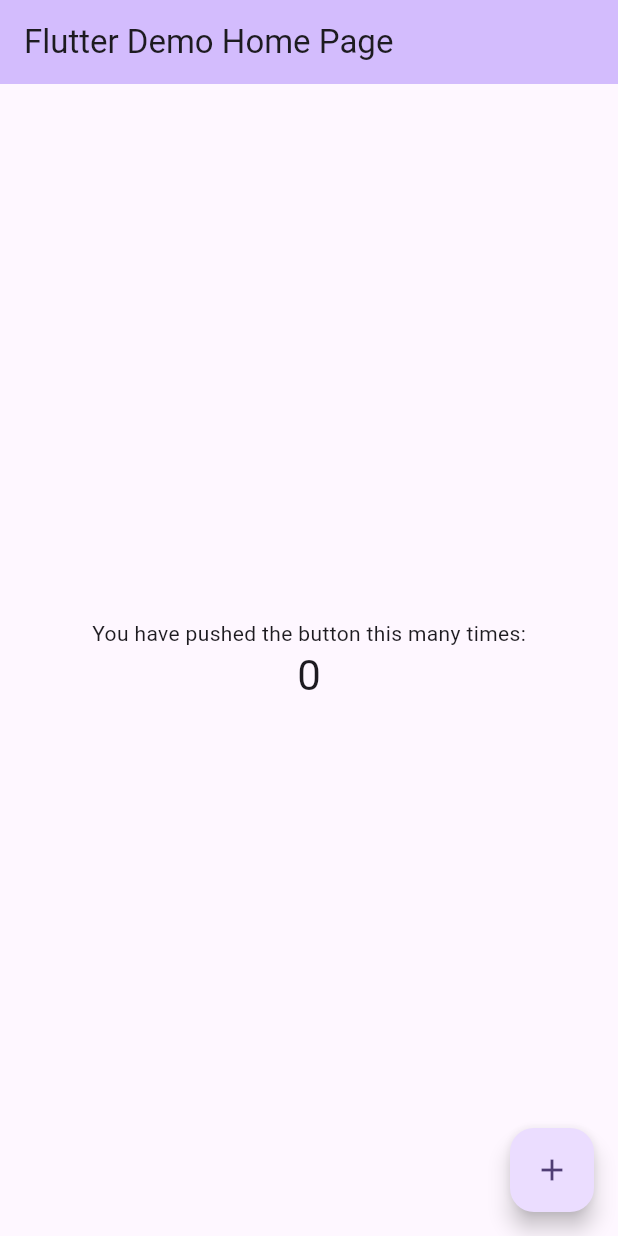
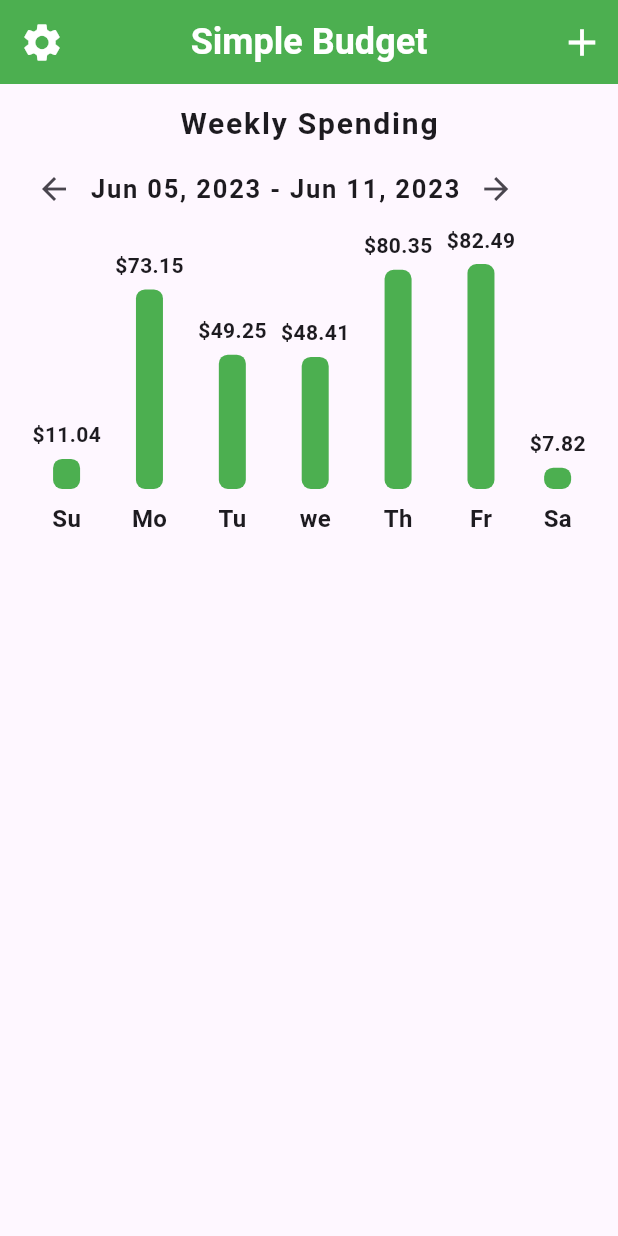
Before and after one commit to lamva112/simple_budget, a Flutter app: the screen it shows after launch, on a phone screen of 412 x 824 dp. Run offline on Flutter 3.47's test engine with Material 2 defaults, Android fonts, the phone set to English and light mode, and no system bars.

Commit message:
[add] - homescreen project

```diff
--- a/lib/main.dart
+++ b/lib/main.dart
@@ -1,4 +1,7 @@
 import 'package:flutter/material.dart';
+import 'package:simple_budget/screens/home_screen.dart';
+
+import 'data/data.dart';
 
 void main() {
   runApp(const MyApp());
@@ -7,119 +10,15 @@ void main() {
 class MyApp extends StatelessWidget {
   const MyApp({super.key});
 
-  // This widget is the root of your application.
   @override
   Widget build(BuildContext context) {
     return MaterialApp(
       title: 'Flutter Demo',
       theme: ThemeData(
-        // This is the theme of your application.
-        //
-        // TRY THIS: Try running your application with "flutter run". You'll see
-        // the application has a blue toolbar. Then, without quitting the app,
-        // try changing the seedColor in the colorScheme below to Colors.green
-        // and then invoke "hot reload" (save your changes or press the "hot
-        // reload" button in a Flutter-supported IDE, or press "r" if you used
-        // the command line to start the app).
-        //
-        // Notice that the counter didn't reset back to zero; the application
-        // state is not lost during the reload. To reset the state, use hot
-        // restart instead.
-        //
-        // This works for code too, not just values: Most code changes can be
-        // tested with just a hot reload.
         colorScheme: ColorScheme.fromSeed(seedColor: Colors.deepPurple),
         useMaterial3: true,
       ),
-      home: const MyHomePage(title: 'Flutter Demo Home Page'),
+      home:  HomeScreen(expense: weeklySpending,),
     );
   }
 }
-
-class MyHomePage extends StatefulWidget {
-  const MyHomePage({super.key, required this.title});
-
-  // This widget is the home page of your application. It is stateful, meaning
-  // that it has a State object (defined below) that contains fields that affect
-  // how it looks.
-
-  // This class is the configuration for the state. It holds the values (in this
-  // case the title) provided by the parent (in this case the App widget) and
-  // used by the build method of the State. Fields in a Widget subclass are
-  // always marked "final".
-
-  final String title;
-
-  @override
-  State<MyHomePage> createState() => _MyHomePageState();
-}
-
-class _MyHomePageState extends State<MyHomePage> {
-  int _counter = 0;
-
-  void _incrementCounter() {
-    setState(() {
-      // This call to setState tells the Flutter framework that something has
-      // changed in this State, which causes it to rerun the build method below
-      // so that the display can reflect the updated values. If we changed
-      // _counter without calling setState(), then the build method would not be
-      // called again, and so nothing would appear to happen.
-      _counter++;
-    });
-  }
-
-  @override
-  Widget build(BuildContext context) {
-    // This method is rerun every time setState is called, for instance as done
-    // by the _incrementCounter method above.
-    //
-    // The Flutter framework has been optimized to make rerunning build methods
-    // fast, so that you can just rebuild anything that needs updating rather
-    // than having to individually change instances of widgets.
-    return Scaffold(
-      appBar: AppBar(
-        // TRY THIS: Try changing the color here to a specific color (to
-        // Colors.amber, perhaps?) and trigger a hot reload to see the AppBar
-        // change color while the other colors stay the same.
-        backgroundColor: Theme.of(context).colorScheme.inversePrimary,
-        // Here we take the value from the MyHomePage object that was created by
-        // the App.build method, and use it to set our appbar title.
-        title: Text(widget.title),
-      ),
-      body: Center(
-        // Center is a layout widget. It takes a single child and positions it
-        // in the middle of the parent.
-        child: Column(
-          // Column is also a layout widget. It takes a list of children and
-          // arranges them vertically. By default, it sizes itself to fit its
-          // children horizontally, and tries to be as tall as its parent.
-          //
-          // Column has various properties to control how it sizes itself and
-          // how it positions its children. Here we use mainAxisAlignment to
-          // center the children vertically; the main axis here is the vertical
-          // axis because Columns are vertical (the cross axis would be
-          // horizontal).
-          //
-          // TRY THIS: Invoke "debug painting" (choose the "Toggle Debug Paint"
-          // action in the IDE, or press "p" in the console), to see the
-          // wireframe for each widget.
-          mainAxisAlignment: MainAxisAlignment.center,
-          children: <Widget>[
-            const Text(
-              'You have pushed the button this many times:',
-            ),
-            Text(
-              '$_counter',
-              style: Theme.of(context).textTheme.headlineMedium,
-            ),
-          ],
-        ),
-      ),
-      floatingActionButton: FloatingActionButton(
-        onPressed: _incrementCounter,
-        tooltip: 'Increment',
-        child: const Icon(Icons.add),
-      ), // This trailing comma makes auto-formatting nicer for build methods.
-    );
-  }
-}
--- /dev/null
+++ b/lib/screens/home_screen.dart
@@ -0,0 +1,148 @@
+import 'package:collection/collection.dart';
+import 'package:flutter/material.dart';
+
+class HomeScreen extends StatelessWidget {
+  final List<double> expense;
+  final List<String> weekLabels = const [
+    'Su',
+    'Mo',
+    'Tu',
+    'we',
+    'Th',
+    'Fr',
+    'Sa',
+  ];
+
+  const HomeScreen({Key? key, required this.expense}) : super(key: key);
+
+  List<Widget> _buildWeekSpendingList() {
+    double mostExpensive = expense.max;
+
+    List<Widget> weeklySpendingList = [];
+    for (int i = 0; i < expense.length; i++) {
+      weeklySpendingList.add(
+        Bar(
+          label: weekLabels[i],
+          amountSpent: expense[i],
+          mostExpensive: mostExpensive,
+        ),
+      );
+    }
+    return weeklySpendingList;
+  }
+
+  @override
+  Widget build(BuildContext context) {
+    return Scaffold(
+      appBar: AppBar(
+        backgroundColor: Colors.green,
+        centerTitle: true,
+        leading: IconButton(
+          onPressed: () {},
+          icon: const Icon(
+            Icons.settings,
+            color: Colors.white,
+            size: 30,
+          ),
+        ),
+        actions: [
+          IconButton(
+              onPressed: () {},
+              icon: const Icon(
+                Icons.add,
+                color: Colors.white,
+                size: 30,
+              ))
+        ],
+        title: const Text(
+          'Simple Budget',
+          style: TextStyle(
+            fontSize: 24,
+            fontWeight: FontWeight.w700,
+            color: Colors.white,
+          ),
+        ),
+      ),
+      body: SafeArea(
+        child: Padding(
+          padding: const EdgeInsets.all(12.0),
+          child: Column(
+            children: [
+              const Text(
+                "Weekly Spending",
+                style: TextStyle(fontSize: 20.0, fontWeight: FontWeight.bold, letterSpacing: 1.2),
+              ),
+              const SizedBox(
+                height: 5.0,
+              ),
+              Row(
+                children: [
+                  IconButton(
+                    onPressed: () {},
+                    icon: const Icon(Icons.arrow_back),
+                  ),
+                  const Text(
+                    "Jun 05, 2023 - Jun 11, 2023",
+                    style: TextStyle(fontSize: 17.0, fontWeight: FontWeight.w600, letterSpacing: 1.2),
+                  ),
+                  IconButton(
+                    onPressed: () {},
+                    icon: const Icon(Icons.arrow_forward),
+                  ),
+                ],
+              ),
+               Row(
+                 mainAxisAlignment: MainAxisAlignment.spaceEvenly,
+                crossAxisAlignment: CrossAxisAlignment.end,
+                children: _buildWeekSpendingList(),
+              )
+            ],
+          ),
+        ),
+      ),
+    );
+  }
+}
+
+class Bar extends StatelessWidget {
+  final String label;
+  final double amountSpent;
+  final double mostExpensive;
+  final double _maxBarHeight = 150.0;
+
+  const Bar({
+    Key? key,
+    this.label = '',
+    this.amountSpent = 0.0,
+    this.mostExpensive = 0.0,
+  }) : super(key: key);
+
+  @override
+  Widget build(BuildContext context) {
+    final barHeight = amountSpent / mostExpensive * _maxBarHeight;
+    return Column(
+      children: [
+        Text(
+          '\$${amountSpent.toStringAsFixed(2)}',
+          style: const TextStyle(fontWeight: FontWeight.w600),
+        ),
+        const SizedBox(
+          height: 6.0,
+        ),
+        Container(
+          height: barHeight,
+          width: 18.0,
+          decoration: BoxDecoration(color: Colors.green, borderRadius: BorderRadius.circular(6.0)),
+        ),
+        const SizedBox(
+          height: 8.0,
+        ),
+        Text(label,
+            style: const TextStyle(
+              fontSize: 16.0,
+              fontWeight: FontWeight.w600,
+            ))
+      ],
+    );
+  }
+}
--- a/pubspec.yaml
+++ b/pubspec.yaml
@@ -30,7 +30,7 @@ environment:
 dependencies:
   flutter:
     sdk: flutter
-
+  collection: ^1.17.1
 
   # The following adds the Cupertino Icons font to your application.
   # Use with the CupertinoIcons class for iOS style icons.
```
Also changed, not shown: pubspec.lock.
